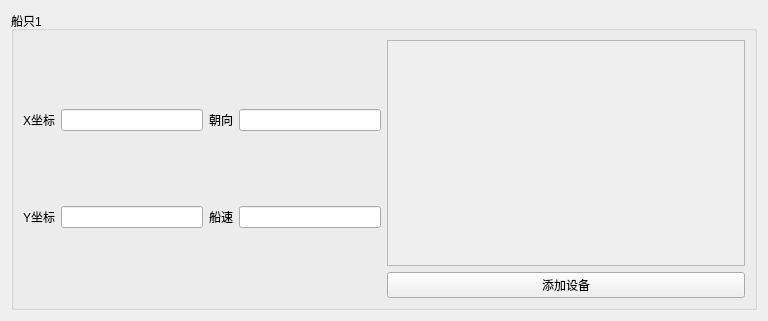
This is resource/ui/shipwidget.ui in YaHeii/Electromagnetic_Compatibility as Qt 5 draws it before an edit. The edited form follows.
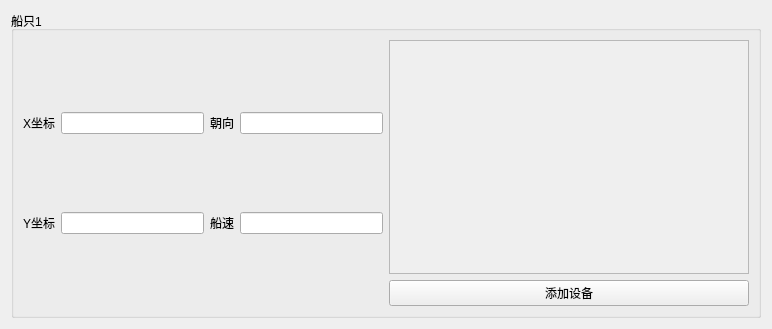
This is the edited form.

```diff
--- a/resource/ui/shipwidget.ui
+++ b/resource/ui/shipwidget.ui
@@ -6,8 +6,8 @@
    <rect>
     <x>0</x>
     <y>0</y>
-    <width>768</width>
-    <height>321</height>
+    <width>772</width>
+    <height>329</height>
    </rect>
   </property>
   <property name="minimumSize">
@@ -87,8 +87,8 @@
               <rect>
                <x>0</x>
                <y>0</y>
-               <width>357</width>
-               <height>232</height>
+               <width>359</width>
+               <height>240</height>
               </rect>
              </property>
              <layout class="QVBoxLayout" name="verticalLayout_2">
```
